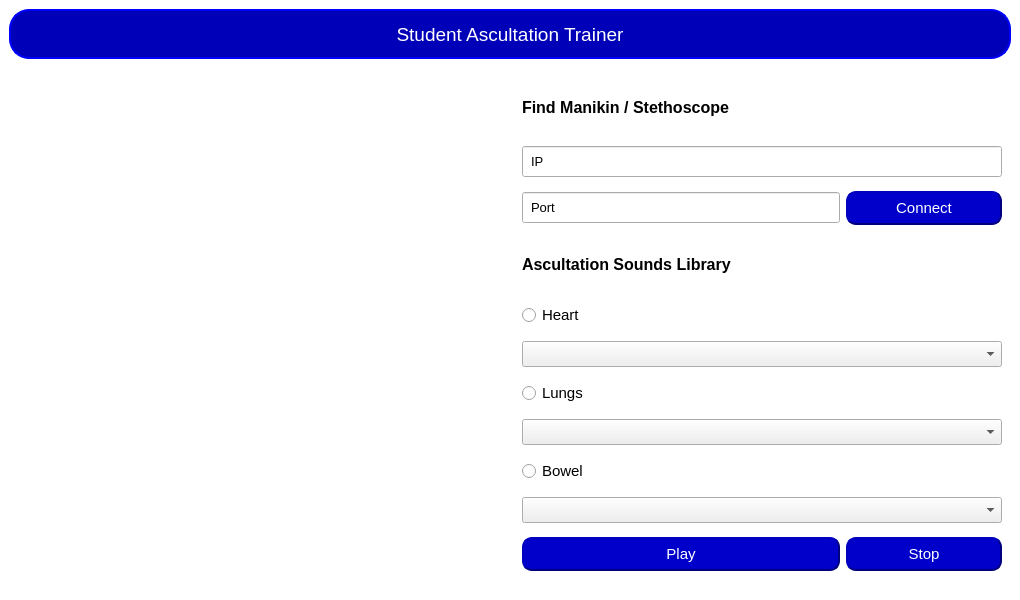
This is ui_mainwindow.ui in fabeha-raheel/embedded-project as Qt 5 draws it before an edit. The edited form follows.
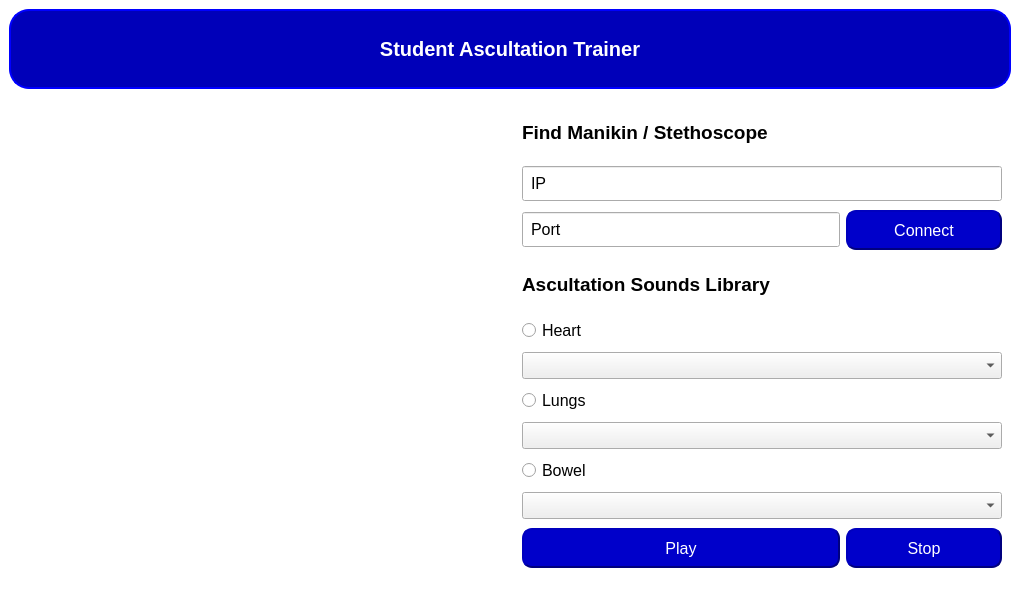
This is the edited form. Icons and pictures are not drawn.

```diff
--- a/ui_mainwindow.ui
+++ b/ui_mainwindow.ui
@@ -39,12 +39,14 @@
         <property name="maximumSize">
          <size>
           <width>16777215</width>
-          <height>50</height>
+          <height>80</height>
          </size>
         </property>
         <property name="font">
          <font>
-          <pointsize>14</pointsize>
+          <pointsize>15</pointsize>
+          <weight>75</weight>
+          <bold>true</bold>
          </font>
         </property>
         <property name="styleSheet">
@@ -136,16 +138,22 @@
           <widget class="QComboBox" name="bowel_sounds_list">
            <property name="font">
             <font>
-             <pointsize>11</pointsize>
+             <pointsize>12</pointsize>
             </font>
            </property>
           </widget>
          </item>
          <item row="2" column="2">
           <widget class="QPushButton" name="connect_button">
+           <property name="minimumSize">
+            <size>
+             <width>0</width>
+             <height>40</height>
+            </size>
+           </property>
            <property name="font">
             <font>
-             <pointsize>11</pointsize>
+             <pointsize>12</pointsize>
             </font>
            </property>
            <property name="styleSheet">
@@ -172,7 +180,7 @@
           <widget class="QLineEdit" name="manikin_port">
            <property name="font">
             <font>
-             <pointsize>10</pointsize>
+             <pointsize>12</pointsize>
             </font>
            </property>
            <property name="styleSheet">
@@ -190,9 +198,15 @@
          </item>
          <item row="12" column="2">
           <widget class="QPushButton" name="stop_button">
+           <property name="minimumSize">
+            <size>
+             <width>0</width>
+             <height>40</height>
+            </size>
+           </property>
            <property name="font">
             <font>
-             <pointsize>11</pointsize>
+             <pointsize>12</pointsize>
             </font>
            </property>
            <property name="styleSheet">
@@ -217,9 +231,15 @@
          </item>
          <item row="12" column="0" colspan="2">
           <widget class="QPushButton" name="play_button">
+           <property name="minimumSize">
+            <size>
+             <width>0</width>
+             <height>40</height>
+            </size>
+           </property>
            <property name="font">
             <font>
-             <pointsize>11</pointsize>
+             <pointsize>12</pointsize>
             </font>
            </property>
            <property name="styleSheet">
@@ -246,7 +266,7 @@
           <widget class="QRadioButton" name="lungs_sound_select">
            <property name="font">
             <font>
-             <pointsize>11</pointsize>
+             <pointsize>12</pointsize>
             </font>
            </property>
            <property name="text">
@@ -258,7 +278,7 @@
           <widget class="QComboBox" name="lungs_sounds_list">
            <property name="font">
             <font>
-             <pointsize>11</pointsize>
+             <pointsize>12</pointsize>
             </font>
            </property>
           </widget>
@@ -267,7 +287,7 @@
           <widget class="QRadioButton" name="heart_sound_select">
            <property name="font">
             <font>
-             <pointsize>11</pointsize>
+             <pointsize>12</pointsize>
             </font>
            </property>
            <property name="text">
@@ -291,7 +311,7 @@
            </property>
            <property name="font">
             <font>
-             <pointsize>12</pointsize>
+             <pointsize>14</pointsize>
              <weight>75</weight>
              <bold>true</bold>
             </font>
@@ -317,7 +337,7 @@
            </property>
            <property name="font">
             <font>
-             <pointsize>12</pointsize>
+             <pointsize>14</pointsize>
              <weight>75</weight>
              <bold>true</bold>
             </font>
@@ -331,7 +351,7 @@
           <widget class="QRadioButton" name="bowel_sound_select">
            <property name="font">
             <font>
-             <pointsize>11</pointsize>
+             <pointsize>12</pointsize>
             </font>
            </property>
            <property name="text">
@@ -343,7 +363,7 @@
           <widget class="QComboBox" name="heart_sounds_list">
            <property name="font">
             <font>
-             <pointsize>11</pointsize>
+             <pointsize>12</pointsize>
             </font>
            </property>
           </widget>
@@ -352,7 +372,7 @@
           <widget class="QLineEdit" name="manikin_ip">
            <property name="font">
             <font>
-             <pointsize>10</pointsize>
+             <pointsize>12</pointsize>
             </font>
            </property>
            <property name="styleSheet">
```
